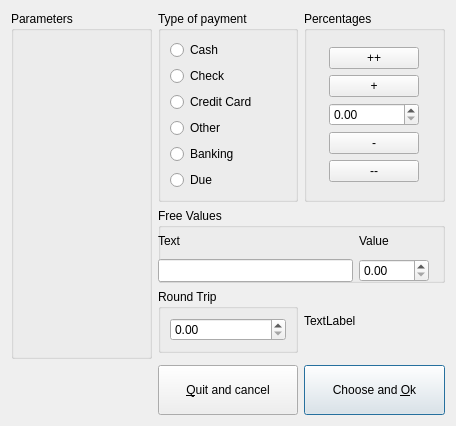
First picture: the form in plugins/accountplugin/receipts/choicedialog.ui, repository FreeHealth/freehealth, before the edit.
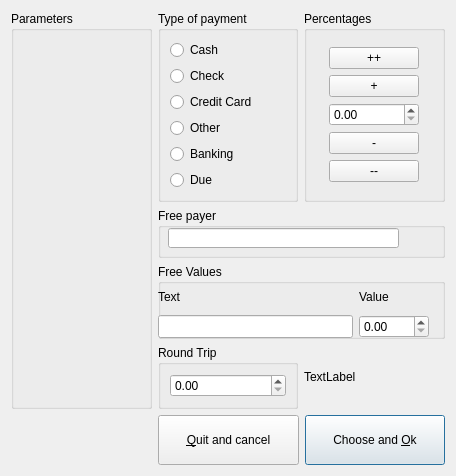
Second picture: the form after the edit.

Commit message: freeaccount : better code for free payer

```diff
--- a/plugins/accountplugin/receipts/choicedialog.ui
+++ b/plugins/accountplugin/receipts/choicedialog.ui
@@ -7,7 +7,7 @@
     <x>0</x>
     <y>0</y>
     <width>456</width>
-    <height>421</height>
+    <height>446</height>
    </rect>
   </property>
   <property name="windowTitle">
@@ -16,57 +16,6 @@
   <layout class="QGridLayout" name="gridLayout_4">
    <item row="0" column="0">
     <layout class="QGridLayout" name="gridLayout_3">
-     <item row="0" column="2">
-      <widget class="QGroupBox" name="percentGroupBox">
-       <property name="title">
-        <string>Percentages</string>
-       </property>
-       <layout class="QGridLayout" name="gridLayout_6">
-        <item row="0" column="0">
-         <layout class="QGridLayout" name="gridLayout_2">
-          <item row="0" column="0">
-           <widget class="QPushButton" name="plusConstButton">
-            <property name="text">
-             <string>++</string>
-            </property>
-           </widget>
-          </item>
-          <item row="1" column="0">
-           <widget class="QPushButton" name="plusButton">
-            <property name="text">
-             <string>+</string>
-            </property>
-           </widget>
-          </item>
-          <item row="2" column="0">
-           <widget class="QDoubleSpinBox" name="percentDoubleSpinBox">
-            <property name="maximumSize">
-             <size>
-              <width>90</width>
-              <height>16777215</height>
-             </size>
-            </property>
-           </widget>
-          </item>
-          <item row="3" column="0">
-           <widget class="QPushButton" name="lessButton">
-            <property name="text">
-             <string>-</string>
-            </property>
-           </widget>
-          </item>
-          <item row="4" column="0">
-           <widget class="QPushButton" name="lessConstButton">
-            <property name="text">
-             <string>--</string>
-            </property>
-           </widget>
-          </item>
-         </layout>
-        </item>
-       </layout>
-      </widget>
-     </item>
      <item row="0" column="0" rowspan="4">
       <widget class="QGroupBox" name="paramsGroupBox">
        <property name="title">
@@ -129,14 +78,81 @@
        </layout>
       </widget>
      </item>
-     <item row="2" column="2">
-      <widget class="QLabel" name="label">
-       <property name="text">
-        <string>TextLabel</string>
+     <item row="0" column="2">
+      <widget class="QGroupBox" name="percentGroupBox">
+       <property name="title">
+        <string>Percentages</string>
        </property>
+       <layout class="QGridLayout" name="gridLayout_6">
+        <item row="0" column="0">
+         <layout class="QGridLayout" name="gridLayout_2">
+          <item row="0" column="0">
+           <widget class="QPushButton" name="plusConstButton">
+            <property name="text">
+             <string>++</string>
+            </property>
+           </widget>
+          </item>
+          <item row="1" column="0">
+           <widget class="QPushButton" name="plusButton">
+            <property name="text">
+             <string>+</string>
+            </property>
+           </widget>
+          </item>
+          <item row="2" column="0">
+           <widget class="QDoubleSpinBox" name="percentDoubleSpinBox">
+            <property name="maximumSize">
+             <size>
+              <width>90</width>
+              <height>16777215</height>
+             </size>
+            </property>
+           </widget>
+          </item>
+          <item row="3" column="0">
+           <widget class="QPushButton" name="lessButton">
+            <property name="text">
+             <string>-</string>
+            </property>
+           </widget>
+          </item>
+          <item row="4" column="0">
+           <widget class="QPushButton" name="lessConstButton">
+            <property name="text">
+             <string>--</string>
+            </property>
+           </widget>
+          </item>
+         </layout>
+        </item>
+       </layout>
       </widget>
      </item>
      <item row="1" column="1" colspan="2">
+      <widget class="QGroupBox" name="freePayerBox">
+       <property name="minimumSize">
+        <size>
+         <width>0</width>
+         <height>50</height>
+        </size>
+       </property>
+       <property name="title">
+        <string>Free payer</string>
+       </property>
+       <widget class="QLineEdit" name="payerEdit">
+        <property name="geometry">
+         <rect>
+          <x>10</x>
+          <y>20</y>
+          <width>231</width>
+          <height>20</height>
+         </rect>
+        </property>
+       </widget>
+      </widget>
+     </item>
+     <item row="2" column="1" colspan="2">
       <widget class="QGroupBox" name="freeBox">
        <property name="minimumSize">
         <size>
@@ -195,36 +211,7 @@
        </widget>
       </widget>
      </item>
-     <item row="4" column="1">
-      <widget class="QPushButton" name="quitButton">
-       <property name="minimumSize">
-        <size>
-         <width>0</width>
-         <height>50</height>
-        </size>
-       </property>
-       <property name="text">
-        <string>&amp;Quit and cancel</string>
-       </property>
-      </widget>
-     </item>
-     <item row="4" column="2">
-      <widget class="QPushButton" name="okButton">
-       <property name="minimumSize">
-        <size>
-         <width>0</width>
-         <height>50</height>
-        </size>
-       </property>
-       <property name="text">
-        <string>Choose and &amp;Ok</string>
-       </property>
-       <property name="default">
-        <bool>true</bool>
-       </property>
-      </widget>
-     </item>
-     <item row="2" column="1">
+     <item row="3" column="1">
       <widget class="QGroupBox" name="distanceGroupBox">
        <property name="title">
         <string>Round Trip</string>
@@ -236,6 +223,46 @@
        </layout>
       </widget>
      </item>
+     <item row="3" column="2">
+      <widget class="QLabel" name="label">
+       <property name="text">
+        <string>TextLabel</string>
+       </property>
+      </widget>
+     </item>
+     <item row="4" column="1" colspan="2">
+      <layout class="QHBoxLayout" name="horizontalLayout">
+       <item>
+        <widget class="QPushButton" name="quitButton">
+         <property name="minimumSize">
+          <size>
+           <width>0</width>
+           <height>50</height>
+          </size>
+         </property>
+         <property name="text">
+          <string>&amp;Quit and cancel</string>
+         </property>
+        </widget>
+       </item>
+       <item>
+        <widget class="QPushButton" name="okButton">
+         <property name="minimumSize">
+          <size>
+           <width>0</width>
+           <height>50</height>
+          </size>
+         </property>
+         <property name="text">
+          <string>Choose and &amp;Ok</string>
+         </property>
+         <property name="default">
+          <bool>true</bool>
+         </property>
+        </widget>
+       </item>
+      </layout>
+     </item>
     </layout>
    </item>
   </layout>
```
The commit also changes 6 other files.
